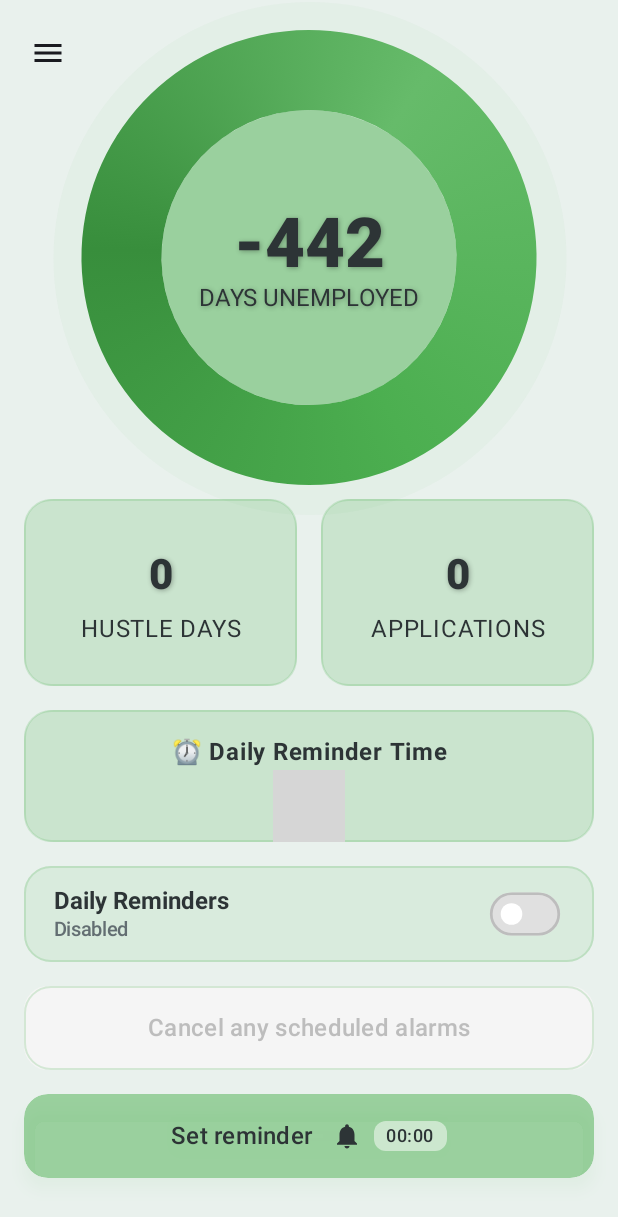
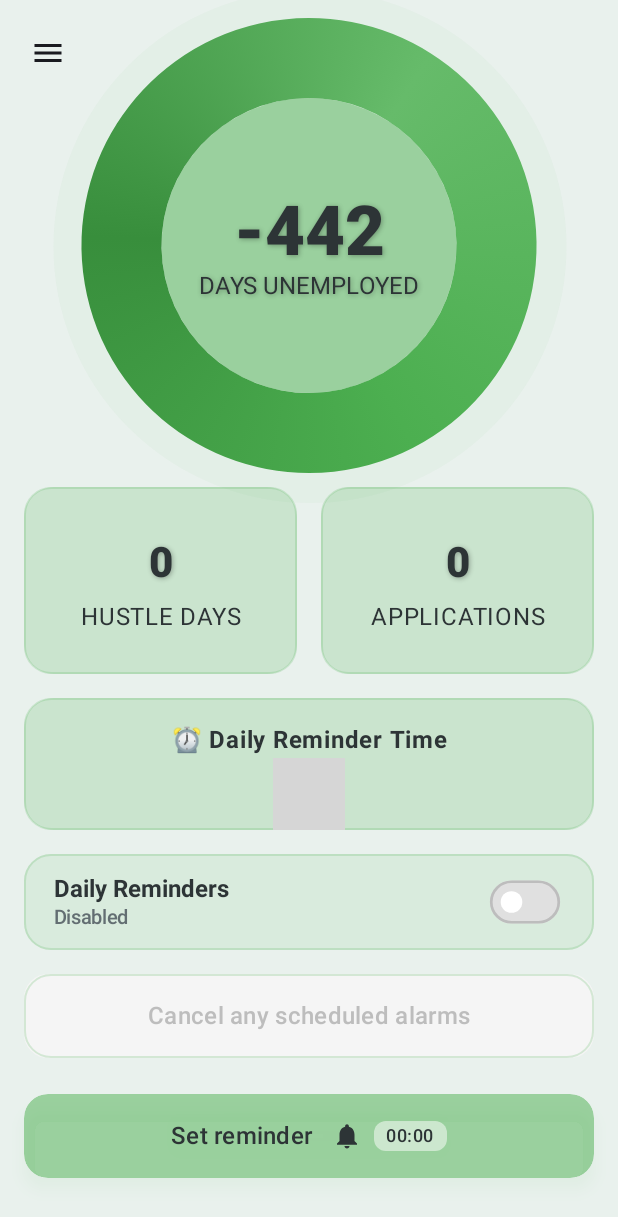
Before and after one commit to BERLINx03/misery-reminder, an Android app built with Jetpack Compose: the screen it shows after launch (MainActivity), on a phone screen of 412 x 824 dp. Shown: the top 1217 px of the screen. Run offline under Robolectric (Android 15) with nearby library versions, the phone set to English and light mode, and no system bars; our stand-ins replace Room's generated code; libraries missing offline, so code that uses them is left out: com.commandiron.wheel_picker_compose; 9 statements that could not run were skipped; grey boxes are pictures that could not be loaded.

Commit message:
UI, Scroll
- Add vertical scroll to the main screen.
- Increase button padding for better spacing.
- Prevent text from wrapping on cards and labels.

```diff
--- a/app/src/main/java/com/example/miseryreminder/ui/MainScreen.kt
+++ b/app/src/main/java/com/example/miseryreminder/ui/MainScreen.kt
@@ -17,8 +17,10 @@ import androidx.compose.foundation.layout.fillMaxSize
 import androidx.compose.foundation.layout.fillMaxWidth
 import androidx.compose.foundation.layout.height
 import androidx.compose.foundation.layout.padding
+import androidx.compose.foundation.rememberScrollState
 import androidx.compose.foundation.shape.CircleShape
 import androidx.compose.foundation.shape.RoundedCornerShape
+import androidx.compose.foundation.verticalScroll
 import androidx.compose.material3.MaterialTheme
 import androidx.compose.material3.Text
 import androidx.compose.runtime.Composable
@@ -156,12 +158,15 @@ fun MainScreen(alarmManager: AlarmSchedular, daysElapsed: Long, hustledDays: Int
         DangerCategory.CRITICAL -> Color(0xFFF44336)
         DangerCategory.OVERDUE -> Color(0xFFD32F2F)
     }
+    val scrollState = rememberScrollState()
     Column(
         modifier = Modifier
             .fillMaxSize()
-            .background(marginColor.copy(alpha = 0.1f)),
+            .background(marginColor.copy(alpha = 0.1f))
+            .verticalScroll(scrollState),
         verticalArrangement = Arrangement.Center,
-        horizontalAlignment = Alignment.CenterHorizontally
+        horizontalAlignment = Alignment.CenterHorizontally,
+
     ) {
         Spacer(Modifier.height(16.dp))
         Box(modifier = Modifier
@@ -203,6 +208,7 @@ fun MainScreen(alarmManager: AlarmSchedular, daysElapsed: Long, hustledDays: Int
                 )
                 Text(
                     text = "DAYS UNEMPLOYED",
+                    maxLines = 1,
                     color = if(isDarkMode)Color(0xFFECF0F1)   else Color(0xFF2d3436),
                     fontSize = 16.sp,
                     fontWeight = FontWeight.Normal,
--- a/app/src/main/java/com/example/miseryreminder/ui/utils/ButtonsUtil.kt
+++ b/app/src/main/java/com/example/miseryreminder/ui/utils/ButtonsUtil.kt
@@ -78,7 +78,7 @@ fun ReminderButton(
     Box(
         modifier = Modifier
             .fillMaxWidth()
-            .padding(horizontal = 16.dp, vertical = 8.dp)
+            .padding(horizontal = 16.dp, vertical = 16.dp)
     ) {
         Button(
             onClick = {
--- a/app/src/main/java/com/example/miseryreminder/ui/utils/CardUtils.kt
+++ b/app/src/main/java/com/example/miseryreminder/ui/utils/CardUtils.kt
@@ -69,6 +69,7 @@ fun CardWrapper(
             )
             Text(
                 text = label,
+                maxLines = 1,
                 color = if(isDarkMode)Color(0xFFECF0F1)   else Color(0xFF2d3436),
                 fontSize = 16.sp,
                 fontWeight = FontWeight.Normal,
```
